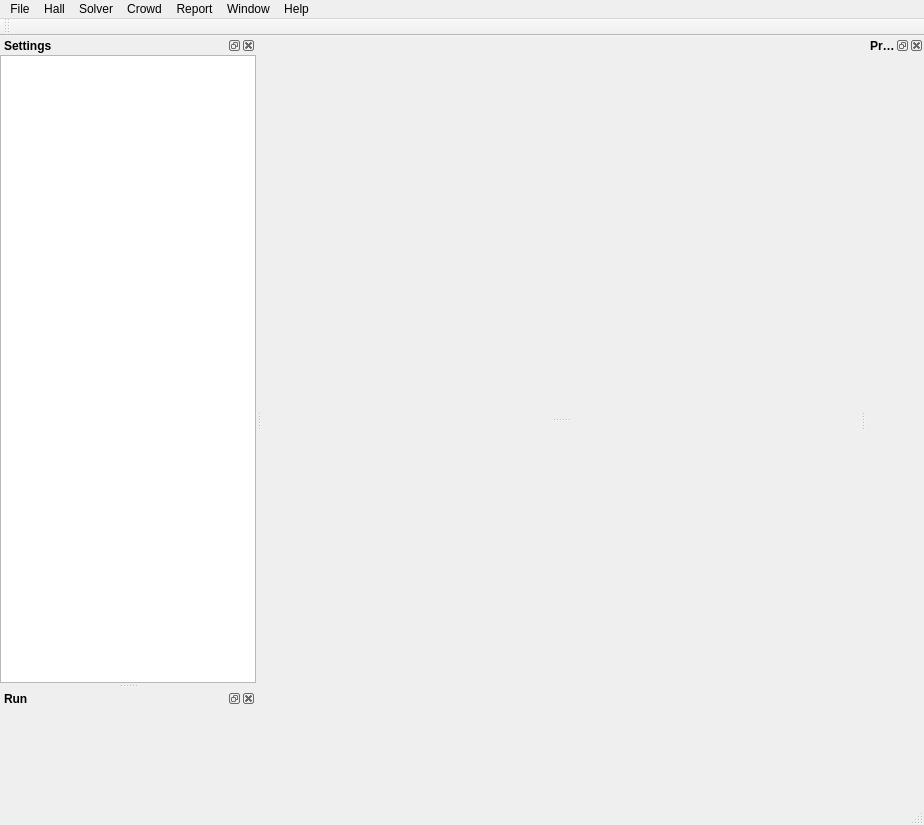
thisisHenney/CrowdSim, file view/main/main_window_view.ui: the form before one commit.
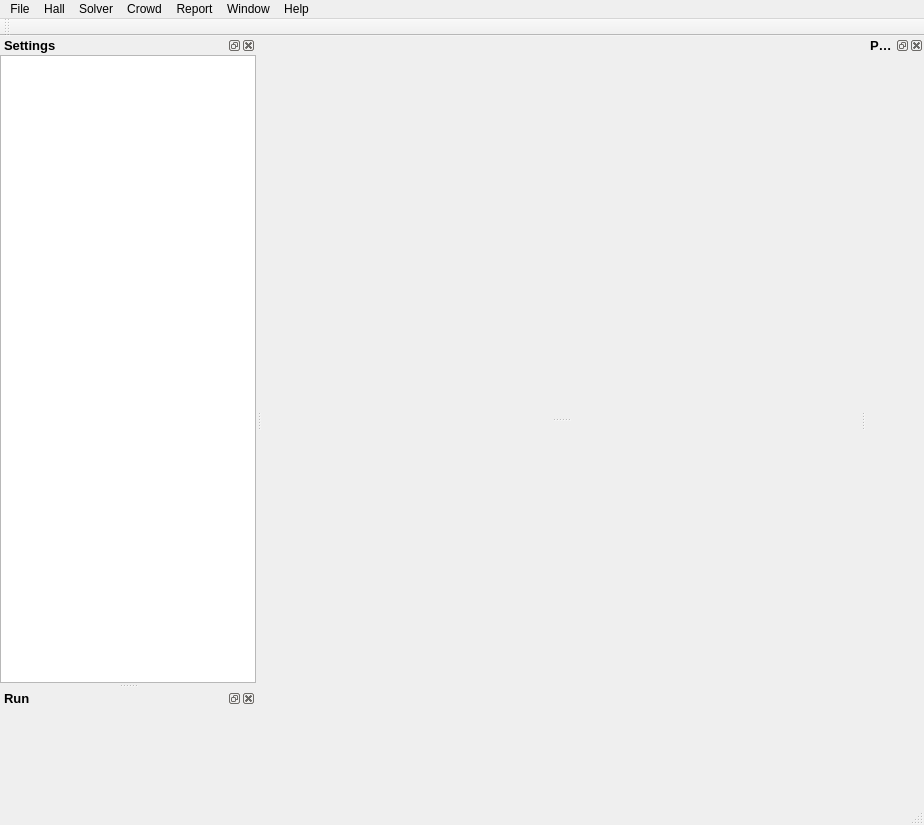
The form after the commit.

The edit to the form file:
```diff
--- a/view/main/main_window_view.ui
+++ b/view/main/main_window_view.ui
@@ -142,7 +142,7 @@
   <widget class="QDockWidget" name="dockWidget_settings">
    <property name="font">
     <font>
-     <pointsize>9</pointsize>
+     <pointsize>10</pointsize>
      <bold>true</bold>
     </font>
    </property>
@@ -200,7 +200,7 @@
   <widget class="QDockWidget" name="dockWidget_command">
    <property name="font">
     <font>
-     <pointsize>9</pointsize>
+     <pointsize>10</pointsize>
      <bold>true</bold>
     </font>
    </property>
@@ -217,7 +217,7 @@
   <widget class="QDockWidget" name="dockWidget_properties">
    <property name="font">
     <font>
-     <pointsize>9</pointsize>
+     <pointsize>10</pointsize>
      <bold>true</bold>
     </font>
    </property>
```
